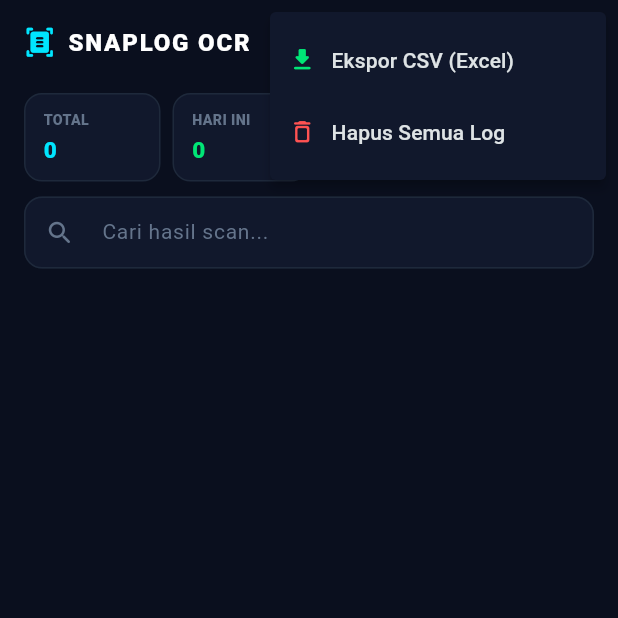
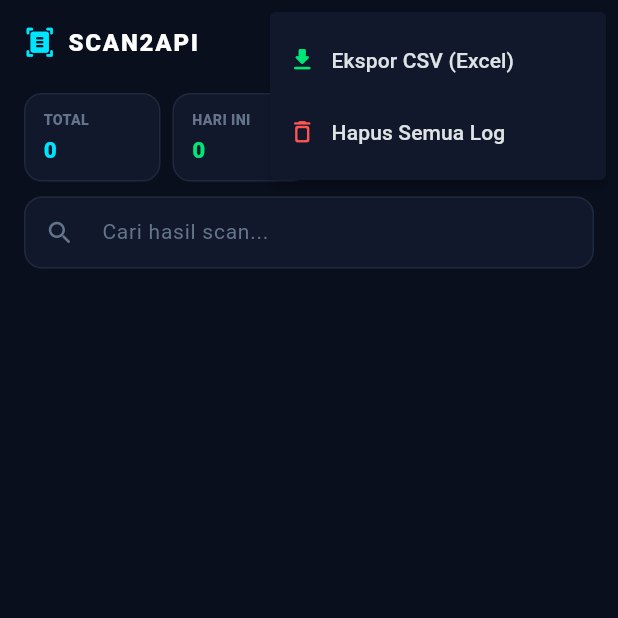
Before and after one commit to tmminunion/snaplog-ocr, a Flutter app: the screen it shows after launch, after a tap on the "more vert" icon, on a phone screen of 412 x 824 dp, the top half of it. Run offline on Flutter 3.47's test engine with Material 3 defaults, Android fonts, the phone set to English and light mode, and no system bars; our stand-ins replace camera, image_picker, share_plus, shared_preferences; missing offline and left inert: google_mlkit_barcode_scanning, google_mlkit_text_recognition.

Commit message:
refactor(brand): rebrand app, UI, CSV export, CI/CD, and Play Store listing to Scan2API

```diff
--- a/lib/main.dart
+++ b/lib/main.dart
@@ -14,16 +14,16 @@ void main() {
       statusBarIconBrightness: Brightness.light,
     ),
   );
-  runApp(const SnapLogOcrApp());
+  runApp(const Scan2ApiApp());
 }
 
-class SnapLogOcrApp extends StatelessWidget {
-  const SnapLogOcrApp({super.key});
+class Scan2ApiApp extends StatelessWidget {
+  const Scan2ApiApp({super.key});
 
   @override
   Widget build(BuildContext context) {
     return MaterialApp(
-      title: 'SnapLog OCR',
+      title: 'Scan2API',
       debugShowCheckedModeBanner: false,
       theme: ThemeData(
         useMaterial3: true,
--- a/lib/screens/api_settings_screen.dart
+++ b/lib/screens/api_settings_screen.dart
@@ -514,8 +514,8 @@ class _ApiEditorScreenState extends State<ApiEditorScreen> {
     final cfg = _buildConfig();
     final sampleEntry = ScanEntry(
       id: 'sample_1',
-      text: 'SNAPLOG-001',
-      rawText: 'SNAPLOG-001',
+      text: 'SCAN2API-001',
+      rawText: 'SCAN2API-001',
       note: 'Contoh catatan',
       filterMode: 'all',
       scanType: 'qr',
@@ -539,9 +539,9 @@ class _ApiEditorScreenState extends State<ApiEditorScreen> {
 
     final sampleEntry = ScanEntry(
       id: 'test_${DateTime.now().millisecondsSinceEpoch}',
-      text: 'SNAPLOG-TEST-001',
-      rawText: 'SNAPLOG-TEST-001',
-      note: 'Test koneksi SnapLog OCR',
+      text: 'SCAN2API-TEST-001',
+      rawText: 'SCAN2API-TEST-001',
+      note: 'Test koneksi Scan2API',
       filterMode: 'all',
       scanType: 'qr',
       barcodeFormat: 'QR_CODE',
--- a/lib/screens/home_screen.dart
+++ b/lib/screens/home_screen.dart
@@ -481,7 +481,7 @@ class _HomeScreenState extends State<HomeScreen> {
             ),
             SizedBox(width: 8),
             Text(
-              'SNAPLOG OCR',
+              'SCAN2API',
               style: TextStyle(
                 color: Colors.white,
                 fontSize: 16,
--- a/lib/services/log_repository.dart
+++ b/lib/services/log_repository.dart
@@ -104,7 +104,7 @@ class LogRepository extends ChangeNotifier {
     String p2(int v) => v.toString().padLeft(2, '0');
     final stamp =
         '${now.year}${p2(now.month)}${p2(now.day)}_${p2(now.hour)}${p2(now.minute)}';
-    final file = File('${dir.path}/SnapLog_OCR_$stamp.csv');
+    final file = File('${dir.path}/Scan2API_$stamp.csv');
     await file.writeAsString(csv, flush: true);
     return file.path;
   }
@@ -113,8 +113,8 @@ class LogRepository extends ChangeNotifier {
     final csvPath = await exportCsvFile(subset: subset);
     await Share.shareXFiles(
       [XFile(csvPath, mimeType: 'text/csv')],
-      subject: 'SnapLog OCR Export',
-      text: 'Rekap hasil scan SnapLog OCR (${(subset ?? _entries).length} data).',
+      subject: 'Scan2API Export',
+      text: 'Rekap hasil scan Scan2API (${(subset ?? _entries).length} data).',
     );
   }
 }
--- a/pubspec.yaml
+++ b/pubspec.yaml
@@ -1,5 +1,5 @@
 name: snaplog_ocr
-description: SnapLog OCR - Offline Camera OCR, QR & Barcode Field Logger with ROI Focus Box, Photo Evidence, CSV Export, and REST API POST/GET.
+description: Scan2API - Offline OCR, QR & Barcode Scanner with Auto-Capture, CSV Export, and Dynamic Multi-REST API (POST/GET).
 publish_to: 'none'
 version: 1.0.0+1
 
```
Also changed, not shown: 3 other files.
